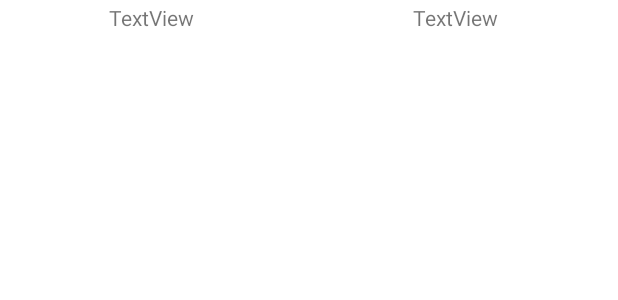
After one commit to invention64/AudioBB, an Android app: the layout list_book.xml on its own in the app's theme, with its tools: preview values and no code run, on a phone screen of 412 x 824 dp. The commit adds this screen. Shown: the top 300 px of the screen. Run offline under Robolectric (Android 15) with nearby library versions, the phone set to English and light mode, and no system bars.

Commit message:
Book List Fragment Displays all the books

```diff
--- a/app/src/main/java/com/example/audiobb/MainActivity.kt
+++ b/app/src/main/java/com/example/audiobb/MainActivity.kt
@@ -2,6 +2,8 @@ package com.example.audiobb
 
 import androidx.appcompat.app.AppCompatActivity
 import android.os.Bundle
+import androidx.lifecycle.ViewModelProvider
+import com.google.android.material.internal.ContextUtils.getActivity
 
 class MainActivity : AppCompatActivity() {
     override fun onCreate(savedInstanceState: Bundle?) {
@@ -10,6 +12,9 @@ class MainActivity : AppCompatActivity() {
 
         // Create a BookList
         val books = buildBooks()
+        val bookList = ViewModelProvider(this).get(BookListViewModel::class.java)
+        bookList.setBookList(books)
+
 
         println(books)
     }
--- /dev/null
+++ b/app/src/main/res/layout/list_book.xml
@@ -0,0 +1,38 @@
+<?xml version="1.0" encoding="utf-8"?>
+<androidx.constraintlayout.widget.ConstraintLayout xmlns:android="http://schemas.android.com/apk/res/android"
+    xmlns:app="http://schemas.android.com/apk/res-auto"
+    xmlns:tools="http://schemas.android.com/tools"
+    android:layout_width="match_parent"
+    android:layout_height="wrap_content"
+    android:padding="2dp">
+
+    <TextView
+        android:id="@+id/bookAuthorTextView"
+        android:layout_width="wrap_content"
+        android:layout_height="wrap_content"
+        android:text="TextView"
+        app:layout_constraintBottom_toBottomOf="parent"
+        app:layout_constraintEnd_toEndOf="parent"
+        app:layout_constraintHorizontal_bias="0.469"
+        app:layout_constraintStart_toEndOf="@+id/space2"
+        app:layout_constraintTop_toTopOf="parent" />
+
+    <TextView
+        android:id="@+id/bookTitleTextView"
+        android:layout_width="wrap_content"
+        android:layout_height="wrap_content"
+        android:text="TextView"
+        app:layout_constraintBottom_toBottomOf="parent"
+        app:layout_constraintEnd_toStartOf="@+id/space2"
+        app:layout_constraintHorizontal_bias="0.478"
+        app:layout_constraintStart_toStartOf="parent"
+        app:layout_constraintTop_toTopOf="parent" />
+
+    <Space
+        android:id="@+id/space2"
+        android:layout_width="wrap_content"
+        android:layout_height="wrap_content"
+        app:layout_constraintEnd_toEndOf="parent"
+        app:layout_constraintStart_toStartOf="parent"
+        app:layout_constraintTop_toTopOf="parent" />
+</androidx.constraintlayout.widget.ConstraintLayout>
```
Also changed, not shown: app/src/main/java/com/example/audiobb/BookAdapter.kt (added, +36 -0 lines), app/src/main/java/com/example/audiobb/BookListFragment.kt (+20 -1 lines), app/src/main/res/layout-land/activity_main.xml (+7 -5 lines), app/src/main/res/layout/fragment_book_list.xml (+5 -3 lines).
